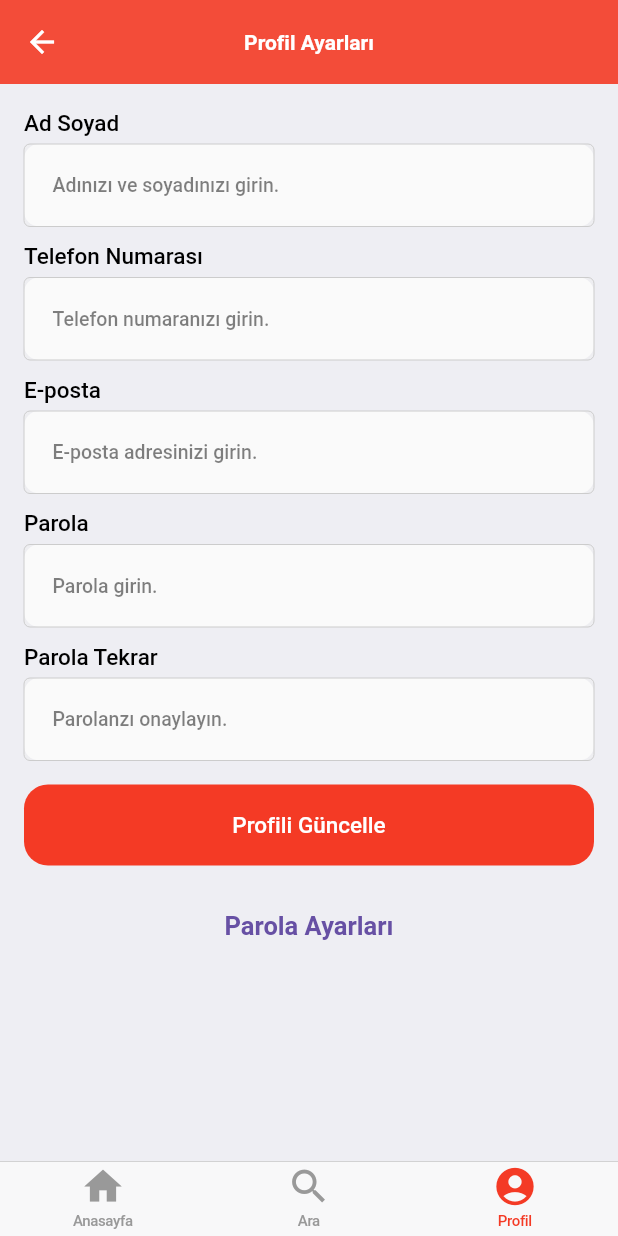
After one commit to berkaycatak/kan-kardesi, a Flutter app: the ProfileSettingsScreen screen opened by its route, on a phone screen of 412 x 824 dp. The commit adds this screen. Run offline on Flutter 3.47's test engine with Material 3 defaults, Android fonts, the phone set to English and light mode, and no system bars; drawn by our look-alikes of flutter_platform_widgets, toastification; our stand-ins replace carousel_slider, flutter_svg, go_router, mask_text_input_formatter, modal_bottom_sheet; missing offline and left inert: pull_down_button; Roboto replaces fonts that are missing (PlusJakartaSans, PublicaSans, avenir).

Commit message:
profil ayarları tasarım kodlandı

```diff
--- a/lib/screens/main/main_screen.dart
+++ b/lib/screens/main/main_screen.dart
@@ -96,8 +96,8 @@ class _MainScreenState extends State<MainScreen> with MainMixin {
             return CupertinoTabView(
               builder: (_) {
                 // Her sekme içeriği için farklı widget döndür
-                // return widget.navigationShell.shellRouteContext;
-                return screens[widget.navigationShell.currentIndex];
+                return widget.navigationShell;
+                // return screens[widget.navigationShell.currentIndex];
               },
             );
           },
--- a/lib/screens/profile/profile_screen.dart
+++ b/lib/screens/profile/profile_screen.dart
@@ -93,7 +93,10 @@ class _ProfileScreenState extends State<ProfileScreen> {
                   "Düzenle",
                 ),
                 onPressed: () {
-                  // navigate to edit profile screen
+                  RouterService.goNamed(
+                    context: context,
+                    route: RouteConstants().profile_settings,
+                  );
                 },
               ),
             ],
--- /dev/null
+++ b/lib/screens/settings/profile/profile_settings_mixin.dart
@@ -0,0 +1,53 @@
+import 'package:flutter/foundation.dart';
+import 'package:flutter/material.dart';
+import 'package:kan_kardesi/utils/helpers/helpers.dart';
+import 'package:mask_text_input_formatter/mask_text_input_formatter.dart';
+
+mixin ProfileSettingsMixin {
+  final GlobalKey<FormState> formKey = GlobalKey<FormState>();
+  TextEditingController nameController = TextEditingController();
+  TextEditingController phoneNumberController = TextEditingController();
+  TextEditingController emailController = TextEditingController();
+  TextEditingController passwordController = TextEditingController();
+  TextEditingController rePasswordController = TextEditingController();
+
+  FocusNode nameFocusNode = FocusNode();
+  FocusNode phoneNumberFocusNode = FocusNode();
+  FocusNode emailFocusNode = FocusNode();
+  FocusNode passwordFocusNode = FocusNode();
+  FocusNode rePasswordFocusNode = FocusNode();
+
+  var phoneFormatter = MaskTextInputFormatter(
+    mask: '+## ### ### ## ##',
+    filter: {"#": RegExp(r'[0-9]')},
+    type: MaskAutoCompletionType.lazy,
+  );
+
+  String? phoneValidator(val) {
+    String? validate = Helpers.isEmpty(
+      val,
+      "Lütfen telefon numarası girin",
+    );
+    if (validate == null) {
+      if (val!.length <= 14 || val[1] != "9" || val[2] != "0") {
+        return "Lütfen geçerli bir telefon numarası girin.";
+      }
+    } else {
+      return validate;
+    }
+    return null;
+  }
+
+  void updateProfile(BuildContext context) {
+    bool isValidated = formKey.currentState!.validate();
+    if (!isValidated) {
+      return;
+    }
+
+    formKey.currentState!.save();
+    if (kDebugMode) {
+      print(emailController.text);
+      print(passwordController.text);
+    }
+  }
+}
--- /dev/null
+++ b/lib/screens/settings/profile/profile_settings_screen.dart
@@ -0,0 +1,186 @@
+import 'package:flutter/material.dart';
+import 'package:flutter_platform_widgets/flutter_platform_widgets.dart';
+import 'package:kan_kardesi/screens/settings/profile/profile_settings_mixin.dart';
+
+import 'package:kan_kardesi/style/theme/custom_theme.dart';
+import 'package:kan_kardesi/utils/components/app/custom_appbar_widget.dart';
+
+import 'package:kan_kardesi/utils/helpers/helpers.dart';
+
+class ProfileSettingsScreen extends StatefulWidget {
+  const ProfileSettingsScreen({super.key});
+
+  @override
+  State<ProfileSettingsScreen> createState() => _ProfileSettingsScreenState();
+}
+
+class _ProfileSettingsScreenState extends State<ProfileSettingsScreen>
+    with ProfileSettingsMixin {
+  @override
+  Widget build(BuildContext context) {
+    return PlatformScaffold(
+      iosContentBottomPadding: true,
+      iosContentPadding: true,
+      backgroundColor: const Color.fromRGBO(238, 238, 243, 1),
+      appBar: customAppBar(context, title: 'Profil Ayarları'),
+      body: GestureDetector(
+        onTap: () => FocusScope.of(context).unfocus(),
+        child: ListView(
+          padding: CustomTheme.screenPadding,
+          children: [
+            formWidget(context),
+          ],
+        ),
+      ),
+    );
+  }
+
+  Form formWidget(BuildContext context) {
+    return Form(
+      key: formKey,
+      child: Column(
+        crossAxisAlignment: CrossAxisAlignment.start,
+        children: [
+          Text(
+            "Ad Soyad",
+            style: Theme.of(context)
+                .textTheme
+                .bodySmall!
+                .copyWith(color: Colors.black),
+          ),
+          const SizedBox(height: 4),
+          Card(
+            child: PlatformTextFormField(
+              controller: nameController,
+              focusNode: nameFocusNode,
+              keyboardType: TextInputType.name,
+              hintText: "Adınızı ve soyadınızı girin.",
+              autofillHints: const [AutofillHints.name],
+              textInputAction: TextInputAction.next,
+              onFieldSubmitted: (value) => phoneNumberFocusNode.requestFocus(),
+              validator: (val) => Helpers.isEmpty(
+                val,
+                "Lütfen ad soyad girin",
+              ),
+            ),
+          ),
+          const SizedBox(height: 10),
+          Text(
+            "Telefon Numarası",
+            style: Theme.of(context)
+                .textTheme
+                .bodySmall!
+                .copyWith(color: Colors.black),
+          ),
+          const SizedBox(height: 4),
+          Card(
+            child: PlatformTextFormField(
+              controller: phoneNumberController,
+              focusNode: phoneNumberFocusNode,
+              inputFormatters: [phoneFormatter],
+              keyboardType: TextInputType.phone,
+              hintText: "Telefon numaranızı girin.",
+              autofillHints: const [AutofillHints.telephoneNumber],
+              textInputAction: TextInputAction.next,
+              onFieldSubmitted: (value) => phoneNumberFocusNode.requestFocus(),
+              validator: phoneValidator,
+            ),
+          ),
+          const SizedBox(height: 10),
+          Text(
+            "E-posta",
+            style: Theme.of(context)
+                .textTheme
+                .bodySmall!
+                .copyWith(color: Colors.black),
+          ),
+          const SizedBox(height: 4),
+          Card(
+            child: PlatformTextFormField(
+              controller: emailController,
+              focusNode: emailFocusNode,
+              keyboardType: TextInputType.emailAddress,
+              hintText: "E-posta adresinizi girin.",
+              autofillHints: const [AutofillHints.email],
+              textInputAction: TextInputAction.next,
+              onFieldSubmitted: (value) => passwordFocusNode.requestFocus(),
+              validator: (val) => Helpers.isEmpty(
+                val,
+                "Lütfen e-posta girin",
+              ),
+            ),
+          ),
+          const SizedBox(height: 10),
+          Text(
+            "Parola",
+            style: Theme.of(context)
+                .textTheme
+                .bodySmall!
+                .copyWith(color: Colors.black),
+          ),
+          const SizedBox(height: 4),
+          Card(
+            child: PlatformTextFormField(
+              controller: passwordController,
+              focusNode: passwordFocusNode,
+              keyboardType: TextInputType.visiblePassword,
+              hintText: "Parola girin.",
+              obscureText: true,
+              autofillHints: const [AutofillHints.password],
+              textInputAction: TextInputAction.next,
+              onFieldSubmitted: (value) => rePasswordFocusNode.requestFocus(),
+              validator: (val) => Helpers.isEmpty(
+                val,
+                "Lütfen parola girin",
+              ),
+            ),
+          ),
+          const SizedBox(height: 10),
+          Text(
+            "Parola Tekrar",
+            style: Theme.of(context)
+                .textTheme
+                .bodySmall!
+                .copyWith(color: Colors.black),
+          ),
+          const SizedBox(height: 4),
+          Card(
+            child: PlatformTextFormField(
+              controller: rePasswordController,
+              focusNode: rePasswordFocusNode,
+              keyboardType: TextInputType.visiblePassword,
+              hintText: "Parolanzı onaylayın.",
+              obscureText: true,
+              autofillHints: const [AutofillHints.password],
+              textInputAction: TextInputAction.send,
+              onFieldSubmitted: (value) => updateProfile(context),
+              validator: (val) => Helpers.isEmpty(
+                val,
+                "Lütfen parolanızı tekrar girin",
+              ),
+            ),
+          ),
+          const SizedBox(height: 16),
+          SizedBox(
+            width: double.infinity,
+            child: PlatformElevatedButton(
+              onPressed: () => updateProfile(context),
+              child: const Text("Profili Güncelle"),
+            ),
+          ),
+          const SizedBox(height: 16),
+          Center(
+            child: PlatformTextButton(
+              padding: EdgeInsets.zero,
+              onPressed: () {
+                // TODO: Implement password settings
+              },
+              child: const Text("Parola Ayarları"),
+            ),
+          ),
+          const SizedBox(height: 80),
+        ],
+      ),
+    );
+  }
+}
--- a/lib/services/router/route_constants.dart
+++ b/lib/services/router/route_constants.dart
@@ -1,3 +1,5 @@
+// ignore_for_file: non_constant_identifier_names
+
 class RouteConstants {
   String splash = '/';
   String welcome = '/welcome';
@@ -7,4 +9,5 @@ class RouteConstants {
   String home = '/home';
   String search = '/search';
   String profile = '/profile';
+  String profile_settings = '/profile/settings';
 }
--- a/lib/services/router/router_service.dart
+++ b/lib/services/router/router_service.dart
@@ -8,6 +8,7 @@ import 'package:kan_kardesi/screens/home/home_screen.dart';
 import 'package:kan_kardesi/screens/main/main_screen.dart';
 import 'package:kan_kardesi/screens/profile/profile_screen.dart';
 import 'package:kan_kardesi/screens/search/search_screen.dart';
+import 'package:kan_kardesi/screens/settings/profile/profile_settings_screen.dart';
 import 'package:kan_kardesi/services/router/route_constants.dart';
 
 class RouterService {
@@ -113,22 +114,27 @@ class RouterService {
           StatefulShellRoute.indexedStack(
             builder: (BuildContext context, GoRouterState state,
                 StatefulNavigationShell navigationShell) {
-              return AnimatedSwitcher(
-                duration: const Duration(milliseconds: 250),
-                transitionBuilder: (child, animation) {
-                  // CurveTween'i burada tanımlıyoruz
-                  final curvedAnimation =
-                      CurveTween(curve: Curves.ease).animate(animation);
-                  return FadeTransition(
-                    opacity: curvedAnimation,
-                    child: child,
-                  );
-                },
-                child: MainScreen(
-                  navigationShell: navigationShell,
-                  // Benzersiz Key kullanarak her sekmeyi ayırıyoruz
-                  key: ValueKey<int>(navigationShell.currentIndex),
-                ),
+              // return AnimatedSwitcher(
+              //   duration: const Duration(milliseconds: 250),
+              //   transitionBuilder: (child, animation) {
+              //     // CurveTween'i burada tanımlıyoruz
+              //     final curvedAnimation =
+              //         CurveTween(curve: Curves.ease).animate(animation);
+              //     return FadeTransition(
+              //       opacity: curvedAnimation,
+              //       child: child,
+              //     );
+              //   },
+              //   child: MainScreen(
+              //     navigationShell: navigationShell,
+              //     // Benzersiz Key kullanarak her sekmeyi ayırıyoruz
+              //     key: ValueKey<int>(navigationShell.currentIndex),
+              //   ),
+              // );
+              return MainScreen(
+                navigationShell: navigationShell,
+                // Benzersiz Key kullanarak her sekmeyi ayırıyoruz
+                key: ValueKey<int>(navigationShell.currentIndex),
               );
             },
             branches: <StatefulShellBranch>[
@@ -174,6 +180,15 @@ class RouterService {
                     builder: (BuildContext context, GoRouterState state) {
                       return const ProfileScreen();
                     },
+                    routes: [
+                      GoRoute(
+                        name: routes.profile_settings,
+                        path: routes.profile_settings,
+                        builder: (BuildContext context, GoRouterState state) {
+                          return const ProfileSettingsScreen();
+                        },
+                      ),
+                    ],
                   ),
                 ],
               ),
```
